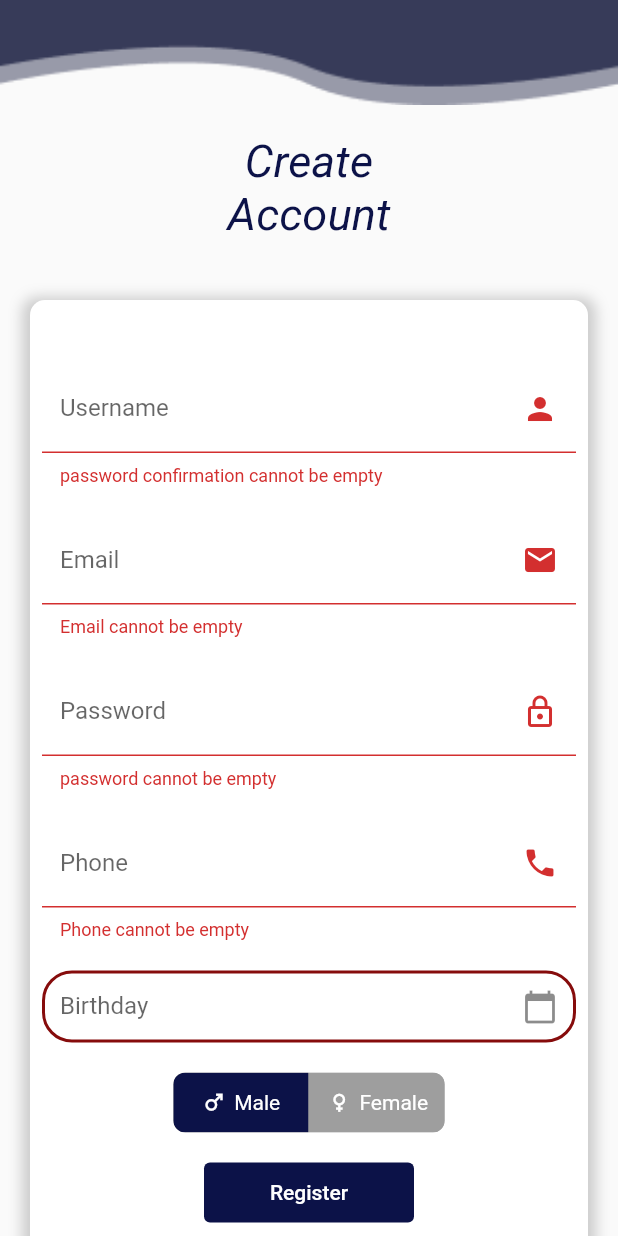
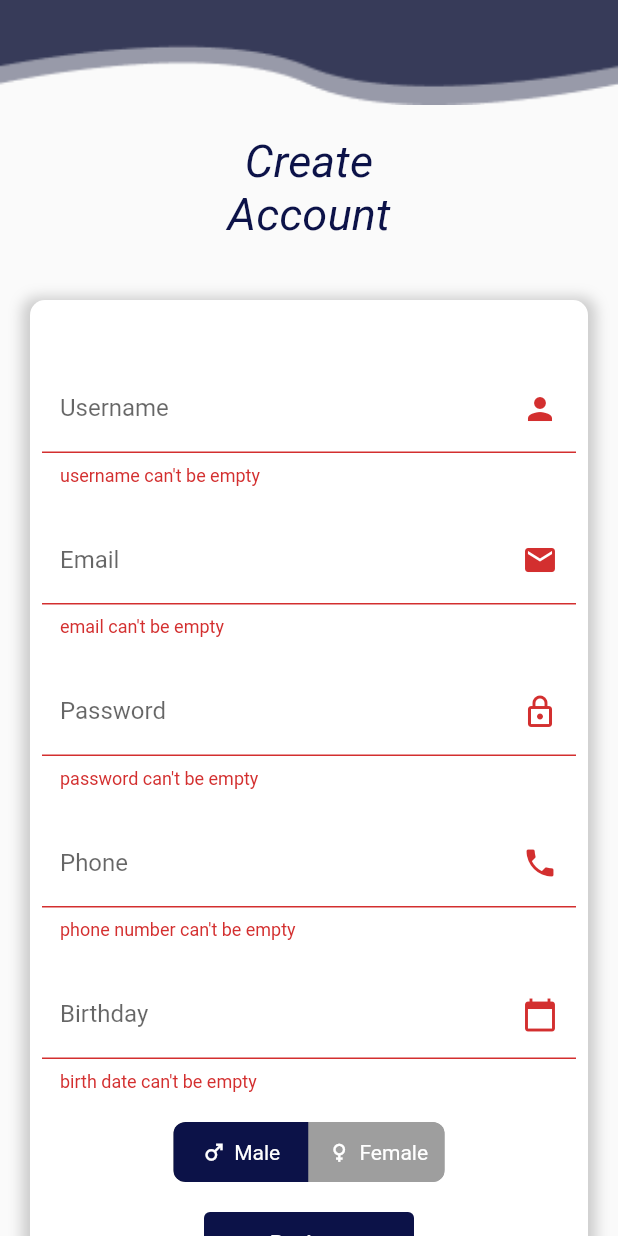
Before and after one commit to faressalm/hena_gym, a Flutter app: the screen it shows after launch, after a tap on "Register", on a phone screen of 412 x 824 dp. Run offline on Flutter 3.47's test engine with Material 2 defaults, Android fonts, the phone set to English and light mode, and no system bars; drawn by our look-alikes of toggle_switch; our stand-ins replace bloc, cloud_firestore, firebase_auth, firebase_core, flutter_bloc, fluttertoast and 1 more; accounts and stored records are empty.

Commit message:
register user to firestore successfully, added validator for birthdate, added components.dart, added two packages to pubspec.yaml.

```diff
--- a/lib/business-logic/auth/register_cubit.dart
+++ b/lib/business-logic/auth/register_cubit.dart
@@ -1,4 +1,9 @@
 import 'package:bloc/bloc.dart';
+import 'package:cloud_firestore/cloud_firestore.dart';
+import 'package:firebase_auth/firebase_auth.dart';
+import 'package:flutter_bloc/flutter_bloc.dart';
+import 'package:hena_gym/constants/enums.dart';
+import 'package:hena_gym/data/models/my_user.dart';
 import '../../data/repository/auth_repo.dart';
 import 'package:meta/meta.dart';
 
@@ -6,5 +11,32 @@ part 'register_state.dart';
 
 class RegisterCubit extends Cubit<RegisterState> {
   final AuthRepository authRepository;
+
   RegisterCubit({required this.authRepository}) : super(RegisterInitial());
+
+  static RegisterCubit get(context) => BlocProvider.of(context);
+
+    userRegistering ({
+    required String email,
+    required String userName,
+    required String phone,
+    required String password,
+    required String birthDate,
+    required String gender,
+  }) {
+    emit(RegisterLoadingState());
+     authRepository.registerWithEmailAndPassword(email,
+        userName,
+        password,
+        phone,
+        birthDate,
+        gender)
+        .then((value)
+        {
+          emit(RegisterSuccessState());
+        })
+        .catchError((error) {
+      emit(RegisterErrorState());
+    });
+  }
 }
--- a/lib/business-logic/auth/register_state.dart
+++ b/lib/business-logic/auth/register_state.dart
@@ -4,3 +4,6 @@ part of 'register_cubit.dart';
 abstract class RegisterState {}
 
 class RegisterInitial extends RegisterState {}
+class RegisterLoadingState extends RegisterState{}
+class RegisterSuccessState extends RegisterState {}
+class RegisterErrorState extends RegisterState {}
--- a/lib/data/models/my_user.dart
+++ b/lib/data/models/my_user.dart
@@ -6,15 +6,38 @@ class MyUser {
 }
 
 class UserData {
-  final String uid;
-  final String phoneNumber;
-  final String userName;
-  final DateTime birthDate;
-  final Gender gender;
+   late String uid;
+   late String phoneNumber;
+   late String userName;
+   late String email;
+   late String birthDate;
+   late String gender;
   UserData(
       {required this.uid,
       required this.phoneNumber,
       required this.userName,
       required this.birthDate,
-      required this.gender});
+      required this.gender,
+      required this.email});
+
+  Map<String,dynamic> toMap(){
+    return {
+      'email':email,
+      'username':userName,
+      'phone':phoneNumber,
+      'uId':uid,
+      'birthdate':birthDate,
+      'gender':gender
+    };
+  }
+  UserData.fromJson(Map<String,dynamic>json)
+  {
+    userName = json['username'];
+    email =json['email'];
+    phoneNumber = json['phone'];
+    uid = json['uId'];
+    gender= json['gender'];
+    birthDate=json['birthdate'];
+  }
+
 }
--- a/lib/data/repository/auth_repo.dart
+++ b/lib/data/repository/auth_repo.dart
@@ -16,10 +16,10 @@ class AuthRepository {
     return user != null ? _userFromFirebaseUser(user) : null;
   }
 
-  Future<MyUser?> registerWithEmailAndPassword(String email, String password,
-      String phone, DateTime birthDate, Gender gender) async {
+  Future<MyUser?> registerWithEmailAndPassword(String email,String userName, String password,
+      String phone, String birthDate, String gender) async {
     User? user = await authServices.registerWithEmailAndPassword(
-        email, password, phone, birthDate, gender);
+        email,userName, password, phone, birthDate, gender);
     return user != null ? _userFromFirebaseUser(user) : null;
   }
 
--- a/lib/data/services/auth_services.dart
+++ b/lib/data/services/auth_services.dart
@@ -1,4 +1,6 @@
+import 'package:cloud_firestore/cloud_firestore.dart';
 import 'package:firebase_auth/firebase_auth.dart';
+import 'package:hena_gym/data/models/my_user.dart';
 import '../../constants/enums.dart';
 import '../../utils/logger.dart';
 
@@ -22,11 +24,18 @@ class AuthServices {
     }
   }
 
-  Future registerWithEmailAndPassword(String email, String password,
-      String phone, DateTime birthDate, Gender gender) async {
+  Future registerWithEmailAndPassword(String email,String userName ,String password,
+      String phone, String birthDate, String gender) async {
     try {
       UserCredential result = await _auth.createUserWithEmailAndPassword(
           email: email, password: password);
+      if(result.user!=null){
+        UserData newUser = UserData(uid: result.user!.uid, phoneNumber: phone, userName: userName, birthDate: birthDate, gender: gender, email: email);
+        await FirebaseFirestore.instance.collection('users')
+        .doc(result.user!.uid)
+        .set(newUser.toMap());
+      }
+
       return result.user;
     } catch (error) {
       ApplicationLogger.getLogger("<registerWithEmailAndPassword>")
--- a/lib/frontend/screens/authenticate/register.dart
+++ b/lib/frontend/screens/authenticate/register.dart
@@ -1,6 +1,14 @@
 import 'package:flutter/cupertino.dart';
 import 'package:flutter/material.dart';
 import 'package:flutter/widgets.dart';
+import 'package:flutter_bloc/flutter_bloc.dart';
+import 'package:hena_gym/business-logic/auth/register_cubit.dart';
+import 'package:hena_gym/constants/enums.dart';
+import 'package:hena_gym/data/repository/auth_repo.dart';
+import 'package:hena_gym/data/services/auth_services.dart';
+import 'package:hena_gym/frontend/screens/authenticate/sign_in.dart';
+import 'package:hena_gym/frontend/screens/authenticate/validator.dart';
+import 'package:hena_gym/utils/components.dart';
 import '../../../constants/my_gui.dart';
 import 'package:intl/intl.dart';
 import 'package:toggle_switch/toggle_switch.dart';
@@ -11,12 +19,26 @@ class RegisterScreen extends StatelessWidget {
   final passwordController = TextEditingController();
   final nameController = TextEditingController();
   final dateController = TextEditingController();
+  int gender = 0;
   final formKey = GlobalKey<FormState>();
 
   RegisterScreen({Key? key}) : super(key: key);
-
+  AuthRepository authRepository = new AuthRepository(new AuthServices());
   @override
   Widget build(BuildContext context) {
+    return  BlocProvider(create: (BuildContext context)=>RegisterCubit(authRepository: authRepository),
+    child: BlocConsumer<RegisterCubit,RegisterState>(
+      listener: (context,state){
+        if(state is RegisterSuccessState){
+          showToast(text: "Registered Successfully", state: ToastStates.SUCCESS);
+          navigateAndFinish(context, Container());
+        }
+        if(state is RegisterErrorState){
+          showToast(text:"cannot register" , state:ToastStates.ERROR );
+        }
+      },
+      builder: (context ,state){
+        var cubit= RegisterCubit.get(context);
         return Scaffold(
           body: SingleChildScrollView(
             child: Column(
@@ -74,12 +96,7 @@ class RegisterScreen extends StatelessWidget {
                                 decoration: textInputDecoration.copyWith(
                                     labelText: 'Username',
                                     suffixIcon: const Icon(Icons.person)),
-                          validator: (String? value) {
-                            if (value!.isEmpty) {
-                              return 'password confirmation cannot be empty';
-                            }
-                            return null;
-                          },
+                                validator: Validator.validateUsername
                             ),
                             const SizedBox(
                               height: 20,
@@ -89,12 +106,7 @@ class RegisterScreen extends StatelessWidget {
                                 decoration: textInputDecoration.copyWith(
                                     labelText: 'Email',
                                     suffixIcon: const Icon(Icons.email)),
-                          validator: (String? value) {
-                            if (value!.isEmpty) {
-                              return 'Email cannot be empty';
-                            }
-                            return null;
-                          },
+                                validator: Validator.validateEmail
                             ),
                             const SizedBox(
                               height: 20,
@@ -104,12 +116,7 @@ class RegisterScreen extends StatelessWidget {
                                 decoration: textInputDecoration.copyWith(
                                     labelText: 'Password',
                                     suffixIcon: const Icon(Icons.lock_outlined)),
-                          validator: (String? value) {
-                            if (value!.isEmpty) {
-                              return 'password cannot be empty';
-                            }
-                            return null;
-                          },
+                                validator: Validator.validatePassword
                             ),
                             const SizedBox(
                               height: 20,
@@ -120,18 +127,14 @@ class RegisterScreen extends StatelessWidget {
                                 decoration: textInputDecoration.copyWith(
                                     labelText: 'Phone',
                                     suffixIcon: const Icon(Icons.phone)),
-                          validator: (String? value) {
-                            if (value!.isEmpty) {
-                              return 'Phone cannot be empty';
-                            }
-                            return null;
-                          },
+                                validator: Validator.validatePhone
                             ),
                             const SizedBox(
                               height: 20,
                             ),
                             TextFormField(
                               controller: dateController,
+                              validator: Validator.validateBirthdate,
                               enabled: true,
                               keyboardType: TextInputType.datetime,
                               onTap: () {
@@ -162,6 +165,13 @@ class RegisterScreen extends StatelessWidget {
                                 [MyColors.darkBlue],
                                 [MyColors.darkRed]
                               ],
+                              onToggle: (index){
+                                if(index==0){
+                                  gender=index;
+                                }else{
+                                  gender=index;
+                                }
+                              },
                             ),
                             const SizedBox(
                               height: 20,
@@ -177,7 +187,11 @@ class RegisterScreen extends StatelessWidget {
                                 ),
                                 onPressed: () {
                                   if (formKey.currentState!.validate()) {
-                                //cubit.userRegister(email: emailController.text, phone: phoneController.text, password: passwordController.text);
+                                    cubit.userRegistering(email: emailController.text
+                                        , userName: nameController.text,
+                                        phone: phoneController.text,
+                                        password: passwordController.text,
+                                        birthDate: dateController.text, gender:gender==0?'Male':'Female');
                                   }
                                 },
                               ),
@@ -202,7 +216,7 @@ class RegisterScreen extends StatelessWidget {
                                     primary: MyColors.darkRed,
                                   ),
                                   onPressed: () {
-                                // navigateTo(context, LoginScreen());
+                                    navigateTo(context, SignIn());
                                   },
                                 )
                               ],
@@ -220,5 +234,9 @@ class RegisterScreen extends StatelessWidget {
             ),
           ),
         );
+      },
+    ),
+    );
+
   }
 }
--- a/lib/frontend/screens/authenticate/validator.dart
+++ b/lib/frontend/screens/authenticate/validator.dart
@@ -8,6 +8,8 @@
   static String emptyPhoneNumber='phone number can\'t be empty';
   static String wrongPhoneNumberFormat='phone number must be numeric';
   static String shortPhoneNumber= 'phone number must be longer than that';
+  static String emptyBirthDate='birth date can\'t be empty';
+  static String wrongBirthDateFormat='check birth date';
   static String? validateEmail(String?value){
     if(value!=null){
       if(value.isEmpty){
@@ -55,6 +57,17 @@
     }
     return null;
   }
+  static String? validateBirthdate(String?value){
+    if(value!=null){
+      if(value.isEmpty){
+        return emptyBirthDate;
+      }
+      if(value.length!=11&&value.length!=12){
+        return wrongBirthDateFormat;
+      }
+    }
+    return null;
+  }
  static bool isValidEmail(String value) {
     return RegExp(
         r'^(([^<>()[\]\\.,;:\s@\"]+(\.[^<>()[\]\\.,;:\s@\"]+)*)|(\".+\"))@((\[[0-9]{1,3}\.[0-9]{1,3}\.[0-9]{1,3}\.[0-9]{1,3}\])|(([a-zA-Z\-0-9]+\.)+[a-zA-Z]{2,}))$')
--- a/lib/main.dart
+++ b/lib/main.dart
@@ -1,4 +1,5 @@
 import 'package:flutter/material.dart';
+import 'package:hena_gym/frontend/screens/authenticate/register.dart';
 import 'package:provider/provider.dart';
 import 'data/models/my_user.dart';
 import 'data/repository/auth_repo.dart';
@@ -25,9 +26,10 @@
       value: AuthRepository(AuthServices()).user,
       initialData: null,
       child: MaterialApp(
-        debugShowCheckedModeBanner: false,
-        onGenerateRoute: appRouter.generateRoute,
+        //debugShowCheckedModeBanner: false,
+        //onGenerateRoute: appRouter.generateRoute,
         theme: ThemeData(primarySwatch: buildMaterialColor(MyColors.darkRed)),
+        home: RegisterScreen(),
       ),
     );
   }
--- a/pubspec.yaml
+++ b/pubspec.yaml
@@ -30,6 +30,8 @@ dependencies:
   cupertino_icons: ^1.0.2
   dio: ^4.0.4
   firebase_auth: ^3.3.4
+  cloud_firestore: ^3.1.5
+  fluttertoast: ^8.0.8
   flutter:
     sdk: flutter
   flutter_bloc: ^8.0.0
```
Also changed, not shown: lib/utils/components.dart (added, +57 -0 lines), pubspec.lock, 1 other file. Lines whose indentation alone changed are shown as unchanged.
